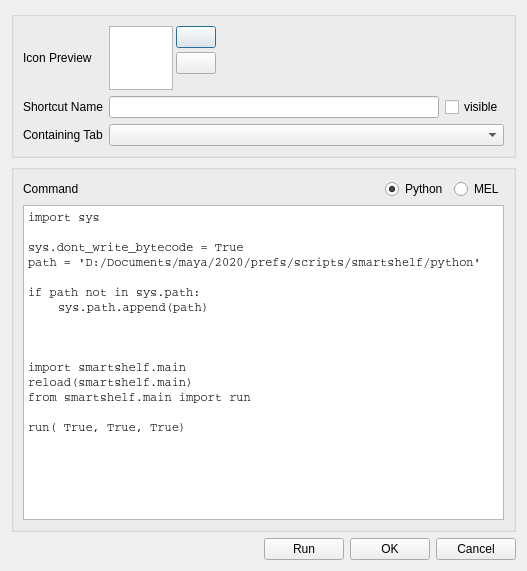
This is python/smartshelf/ui/iconcreationdialog.ui in digitalgraphics/smartshelf as Qt 5 draws it before an edit. The edited form follows.
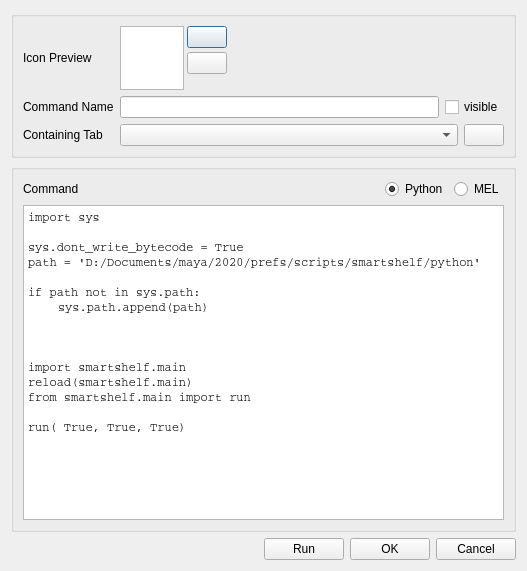
This is the edited form. Icons and pictures are not drawn. Custom widgets are drawn as their Qt base class.

Diff of the .ui file:
```diff
--- a/python/smartshelf/ui/iconcreationdialog.ui
+++ b/python/smartshelf/ui/iconcreationdialog.ui
@@ -182,7 +182,7 @@
         <item row="1" column="0">
          <widget class="QLabel" name="shortcutNameLabel_2">
           <property name="text">
-           <string>Shortcut Name</string>
+           <string>Command Name</string>
           </property>
          </widget>
         </item>
@@ -222,6 +222,23 @@
          </widget>
         </item>
         <item row="2" column="1">
+         <widget class="QWidget" name="containingTabWidget" native="true">
+          <layout class="QHBoxLayout" name="horizontalLayout_8">
+           <property name="leftMargin">
+            <number>0</number>
+           </property>
+           <property name="topMargin">
+            <number>0</number>
+           </property>
+           <property name="rightMargin">
+            <number>0</number>
+           </property>
+           <property name="bottomMargin">
+            <number>0</number>
+           </property>
+           <item>
+            <layout class="QHBoxLayout" name="horizontalLayout_7">
+             <item>
          <widget class="QComboBox" name="containingTabComboBox">
           <property name="sizePolicy">
            <sizepolicy hsizetype="Expanding" vsizetype="Fixed">
@@ -229,6 +246,28 @@
             <verstretch>0</verstretch>
            </sizepolicy>
           </property>
+              </widget>
+             </item>
+             <item>
+              <widget class="FlatButton" name="addTabButton">
+               <property name="sizePolicy">
+                <sizepolicy hsizetype="Minimum" vsizetype="Fixed">
+                 <horstretch>0</horstretch>
+                 <verstretch>0</verstretch>
+                </sizepolicy>
+               </property>
+               <property name="text">
+                <string/>
+               </property>
+               <property name="icon">
+                <iconset resource="../resource/resource.qrc">
+                 <normaloff>:/icon/plus.png</normaloff>:/icon/plus.png</iconset>
+               </property>
+              </widget>
+             </item>
+            </layout>
+           </item>
+          </layout>
          </widget>
         </item>
        </layout>
```
Left out of the diff: 4 changed lines with no effect on the pictures. Lines whose indentation alone changed are shown as unchanged.
